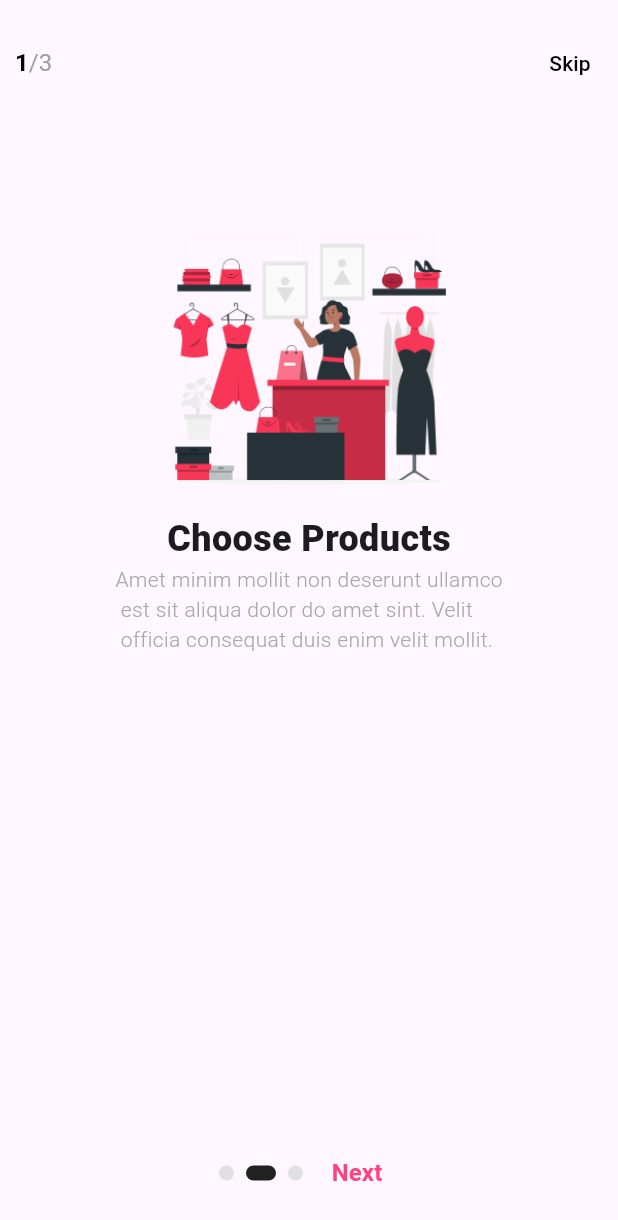
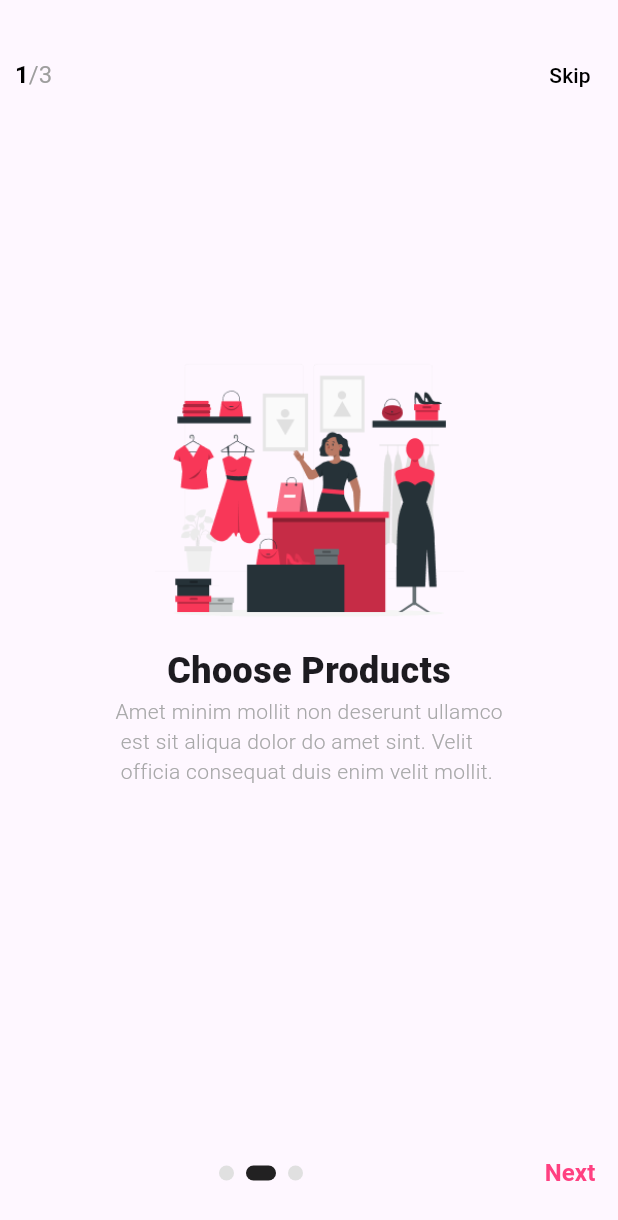
Before and after one commit to kerollos-eid1/UI-shopping, a Flutter app: the screen it shows after launch, on a phone screen of 412 x 824 dp. Shown: the top 1220 px of the screen. Run offline on Flutter 3.47's test engine with Material 3 defaults, Android fonts, the phone set to English and light mode, and no system bars; our stand-ins replace go_router.

Commit message:
refactor all widget

```diff
--- a/lib/core/utils/App_router.dart
+++ b/lib/core/utils/App_router.dart
@@ -2,10 +2,12 @@
 import 'package:go_router/go_router.dart';
 
 import 'package:ui_shop/feature/splash/presentation/views/Splash_View.dart';
+import 'package:ui_shop/feature/splash/presentation/views/screens/last_splash_view.dart';
 import 'package:ui_shop/feature/splash/presentation/views/splash_veiw_frist.dart';
 
 abstract class AppRouter {
 static const  kSplashVeiwFrist ='/SplashVeiwFrist';
+static const kLastSplashView='/LastSplashView';
 static  final router = GoRouter(
   initialLocation: '/',
   routes: [
@@ -19,5 +21,9 @@ static  final router = GoRouter(
       path: kSplashVeiwFrist,
       builder: (context, state) => SplashVeiwFrist(),
     ),
+    GoRoute(
+      path: kLastSplashView,
+      builder: (context, state) => LastSplashView(),
+    ),
   ]);
 }
--- /dev/null
+++ b/lib/feature/splash/presentation/views/widgets/On_Boarding_Footer.dart
@@ -0,0 +1,51 @@
+import 'package:flutter/cupertino.dart';
+import 'package:flutter/material.dart';
+
+class OnboardingFooter extends StatelessWidget {
+  final int currentPage;
+  final int totalPages;
+  final VoidCallback onNext;
+
+  const OnboardingFooter({
+    super.key,
+    required this.currentPage,
+    required this.totalPages,
+    required this.onNext,
+  });
+
+  @override
+  Widget build(BuildContext context) {
+    return Row(
+      children: [
+        // المؤشر الدائري (Dots)
+        const Spacer(),
+        Row(
+          children: List.generate(totalPages, (index) {
+            return  Container(
+              margin: const EdgeInsets.symmetric(horizontal: 4),
+              width: index == currentPage ? 20 : 10,
+              height: 10,
+              decoration: BoxDecoration(
+                color: index == currentPage ? Colors.black87 : Colors.grey[300],
+                borderRadius: BorderRadius.circular(20),
+              ),
+            );
+          }),
+        ),
+        Spacer(),
+        // زر "Next"
+        TextButton(
+          onPressed: onNext,
+          child: const Text(
+            'Next',
+            style: TextStyle(
+              color: Colors.pinkAccent,
+              fontSize: 16,
+              fontWeight: FontWeight.bold,
+            ),
+          ),
+        ),
+      ],
+    );
+  }
+}
--- a/lib/feature/splash/presentation/views/widgets/custom_image_view.dart
+++ b/lib/feature/splash/presentation/views/widgets/custom_image_view.dart
@@ -7,8 +7,11 @@ class Customimageview extends StatelessWidget {
 
   @override
   Widget build(BuildContext context) {
-    return Column(
+    return Padding(
+      padding: const EdgeInsets.only(top: 150),
+      child: Column(
         crossAxisAlignment: CrossAxisAlignment.center,
+
         children: [
           SizedBox(
             width: MediaQuery.of(context).size.width * 0.5,
@@ -20,6 +23,7 @@ class Customimageview extends StatelessWidget {
             style: Styles.textStyles14.copyWith(color: Color(0xffA8A8A9)),
           ),
         ],
+      ),
     );
   }
 }
--- a/lib/feature/splash/presentation/views/widgets/spalsh_veiw_frist_body.dart
+++ b/lib/feature/splash/presentation/views/widgets/spalsh_veiw_frist_body.dart
@@ -1,4 +1,7 @@
 import 'package:flutter/material.dart';
+import 'package:go_router/go_router.dart';
+import 'package:ui_shop/feature/splash/presentation/views/screens/last_splash_view.dart';
+import 'package:ui_shop/feature/splash/presentation/views/widgets/On_Boarding_Footer.dart';
 
 import 'package:ui_shop/feature/splash/presentation/views/widgets/custom_app_Bar.dart';
 import 'package:ui_shop/feature/splash/presentation/views/widgets/custom_image_view.dart';
@@ -12,8 +15,11 @@ class SpalshVeiwFristBody extends StatelessWidget {
       padding: const EdgeInsets.symmetric(vertical: 18),
       child: Column(
         children: [
-          const customAppBar(),
-          SizedBox(height: 70),
+          Padding(
+            padding: const EdgeInsets.only(top: 8),
+            child: const customAppBar(),
+          ),
+
           const Customimageview(),
           Spacer(),
           OnboardingFooter(currentPage: 1, totalPages: 3, onNext: () {}),
@@ -22,52 +28,3 @@ class SpalshVeiwFristBody extends StatelessWidget {
     );
   }
 }
-
-class OnboardingFooter extends StatelessWidget {
-  final int currentPage;
-  final int totalPages;
-  final VoidCallback onNext;
-
-  const OnboardingFooter({
-    super.key,
-    required this.currentPage,
-    required this.totalPages,
-    required this.onNext,
-  });
-
-  @override
-  Widget build(BuildContext context) {
-    return Row(
-      mainAxisAlignment: MainAxisAlignment.center,
-      children: [
-        // المؤشر الدائري (Dots)
-        Row(
-          children: List.generate(totalPages, (index) {
-            return Container(
-              margin: const EdgeInsets.symmetric(horizontal: 4),
-              width: index == currentPage ? 20 : 10,
-              height: 10,
-              decoration: BoxDecoration(
-                color: index == currentPage ? Colors.black87 : Colors.grey[300],
-                borderRadius: BorderRadius.circular(20),
-              ),
-            );
-          }),
-        ),
-
-        // زر "Next"
-        TextButton(
-          onPressed: onNext,
-          child: const Text(
-            'Next',
-            style: TextStyle(
-              color: Colors.pinkAccent,
-              fontSize: 16,
-              fontWeight: FontWeight.bold,
-            ),
-          ),
-        ),
-      ],
-    );
-  }
-}
--- a/lib/main.dart
+++ b/lib/main.dart
@@ -14,7 +14,6 @@ class ShoppingApp extends StatelessWidget {
     return MaterialApp.router(
       routerConfig: AppRouter.router,
       debugShowCheckedModeBanner: false,
-      theme: ThemeData.light(),
     );
   }
 }
```
Also changed, not shown: lib/feature/splash/presentation/views/screens/last_splash_view.dart (added, +10 -0 lines), lib/feature/splash/presentation/views/widgets/sliding_text.dart (deleted, +0 -24 lines). Lines whose indentation alone changed are shown as unchanged.
